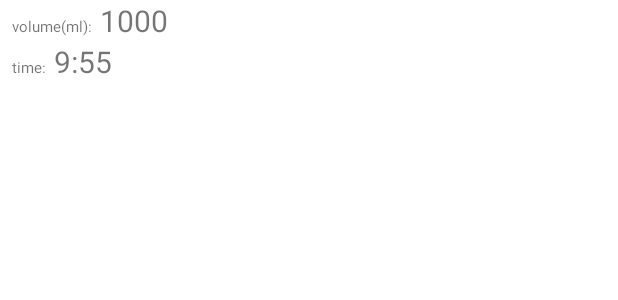
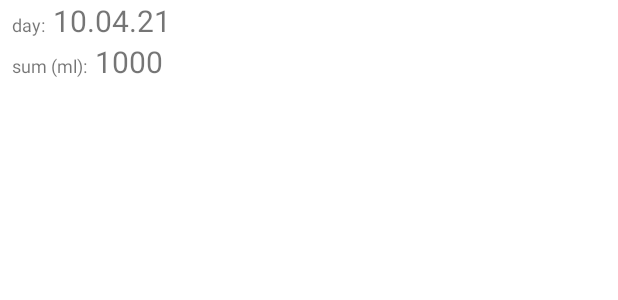
Before and after one commit to MarAndr/water-balance-app, an Android app: the layout item_water_statistic.xml on its own in the app's theme, with its tools: preview values and no code run, on a phone screen of 412 x 824 dp. Shown: the top 300 px of the screen. Run offline under Robolectric (Android 15) with nearby library versions, the light colour scheme and no system bars.

Commit message:
add statistic daysum

```diff
--- a/app/src/main/java/com/example/mywaterapp/SetVolumeDialog.kt
+++ b/app/src/main/java/com/example/mywaterapp/SetVolumeDialog.kt
@@ -12,10 +12,6 @@ import kotlinx.android.synthetic.main.dialog_setvolume.view.*
 import timber.log.Timber
 
 class SetVolumeDialog(private val viewModel: WaterBalanceViewModel): DialogFragment() {
-
-    companion object{
-        private const val TAG = "SetVolumeDialog"
-    }
 
     override fun onCreateDialog(savedInstanceState: Bundle?): Dialog {
         val view = LayoutInflater.from(requireContext()).inflate(R.layout.dialog_setvolume, null)
--- a/app/src/main/java/com/example/mywaterapp/data/AppWaterDatabase.kt
+++ b/app/src/main/java/com/example/mywaterapp/data/AppWaterDatabase.kt
@@ -3,8 +3,10 @@ package com.example.mywaterapp.data
 import androidx.room.Database
 import androidx.room.RoomDatabase
 import com.example.mywaterapp.data.AppWaterDatabase.Companion.DB_VERSION
+import com.example.mywaterapp.data.sum.DaySum
+import com.example.mywaterapp.data.sum.DaySumDao
 
-@Database(entities = [DrinkingWater::class], version = DB_VERSION)
+@Database(entities = [DrinkingWater::class, DaySum::class], version = DB_VERSION)
 abstract class AppWaterDatabase: RoomDatabase() {
     companion object{
         const val DB_VERSION = 1
@@ -12,4 +14,5 @@ abstract class AppWaterDatabase: RoomDatabase() {
     }
 
     abstract fun waterDao(): WaterDao
+    abstract fun daySumDao(): DaySumDao
 }
--- a/app/src/main/java/com/example/mywaterapp/data/WaterDao.kt
+++ b/app/src/main/java/com/example/mywaterapp/data/WaterDao.kt
@@ -19,4 +19,7 @@ interface WaterDao {
 //    @Query("select sum(${DoctorsContract.Columns.AGE}) from ${DoctorsContract.TABLE_NAME}")
 //    fun allWaterSum() : LiveData<Double>
 
+    @Query("select sum(${WaterContract.Columns.VOLUME}) from ${WaterContract.TABLE_NAME} where ${WaterContract.Columns.DAY} = :day")
+    fun getWaterDaySum(day: String): Double
+
 }
--- a/app/src/main/res/layout/fragment_start.xml
+++ b/app/src/main/res/layout/fragment_start.xml
@@ -5,7 +5,7 @@
     android:layout_height="match_parent">
 
     <ImageView
-        android:src="@drawable/bottle_large"
+        android:src="@drawable/waterbottleapp"
         android:id="@+id/imageView"
         android:layout_width="wrap_content"
         android:layout_height="wrap_content"
--- a/app/src/main/res/layout/item_water_data.xml
+++ b/app/src/main/res/layout/item_water_statistic.xml
@@ -5,6 +5,30 @@
     android:layout_height="wrap_content"
     xmlns:tools="http://schemas.android.com/tools"
     android:orientation="vertical">
+
+    <LinearLayout
+        android:id="@+id/linearLayout_timeWaterData_day"
+        android:layout_width="match_parent"
+        android:layout_height="wrap_content"
+        android:layout_marginStart="8dp"
+        android:orientation="horizontal"
+        android:layout_marginLeft="8dp">
+
+        <TextView
+            android:id="@+id/tv_itemWaterData_dayLabel"
+            android:text="day:  "
+            android:textSize="12sp"
+            android:layout_width="wrap_content"
+            android:layout_height="wrap_content"/>
+
+        <TextView
+            android:id="@+id/tv_itemWaterData_day"
+            tools:text="10.04.21"
+            android:textSize="20sp"
+            android:layout_width="wrap_content"
+            android:layout_height="wrap_content"/>
+
+    </LinearLayout>
 
     <LinearLayout
         android:id="@+id/linearLayout_timeWaterData_volume"
@@ -19,13 +43,13 @@
 
         <TextView
             android:id="@+id/tv_itemWaterData_label"
-            android:text="volume(ml):  "
-            android:textSize="10sp"
+            android:text="sum (ml):  "
+            android:textSize="12sp"
             android:layout_width="wrap_content"
             android:layout_height="wrap_content"/>
 
         <TextView
-            android:id="@+id/tv_itemWaterData_volume"
+            android:id="@+id/tv_itemWaterData_sum"
             tools:text="1000"
             android:textSize="20sp"
             android:layout_width="wrap_content"
@@ -33,31 +57,6 @@
 
     </LinearLayout>
 
-    <LinearLayout
-        android:id="@+id/linearLayout_timeWaterData_time"
-        android:layout_width="match_parent"
-        android:layout_height="wrap_content"
-        android:layout_marginStart="8dp"
-        android:orientation="horizontal"
-        app:layout_constraintEnd_toEndOf="parent"
-        app:layout_constraintStart_toStartOf="parent"
-        app:layout_constraintTop_toBottomOf="@id/linearLayout_timeWaterData_volume"
-        android:layout_marginLeft="8dp">
 
-        <TextView
-            android:id="@+id/tv_itemWaterData_timeLabel"
-            android:text="time:  "
-            android:textSize="10sp"
-            android:layout_width="wrap_content"
-            android:layout_height="wrap_content"/>
-
-        <TextView
-            android:id="@+id/tv_itemWaterData_time"
-            tools:text="9:55"
-            android:textSize="20sp"
-            android:layout_width="wrap_content"
-            android:layout_height="wrap_content"/>
-
-    </LinearLayout>
 
 </LinearLayout>
```
Also changed, not shown: app/src/main/java/com/example/mywaterapp/WaterBalanceRepository.kt (+18 -0 lines), app/src/main/java/com/example/mywaterapp/WaterBalanceViewModel.kt (+24 -0 lines), app/src/main/java/com/example/mywaterapp/data/sum/DaySum.kt (added, +14 -0 lines), app/src/main/java/com/example/mywaterapp/data/sum/DaySumDao.kt (added, +18 -0 lines), app/src/main/java/com/example/mywaterapp/data/sum/DaySumsContract.kt (added, +11 -0 lines), app/src/main/java/com/example/mywaterapp/statistic/DaySumAdapter.kt (added, +45 -0 lines), app/src/main/java/com/example/mywaterapp/statistic/StatisticFragment.kt (+43 -0 lines), app/src/main/res/drawable/ic_baseline_home.xml (added, +10 -0 lines), app/src/main/res/layout/fragment_statistic.xml (+14 -6 lines), app/src/main/res/menu/bottom_navigation_menu.xml (+16 -7 lines), app/src/main/res/drawable/waterbottleapp.png (added), 1 other file.
